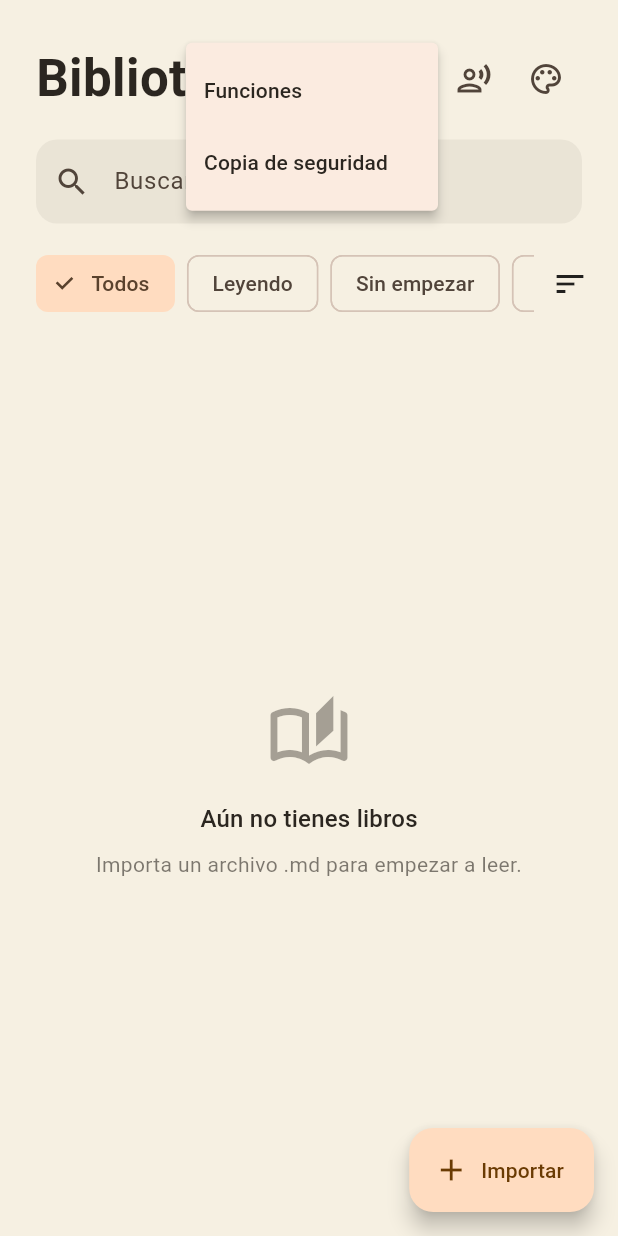
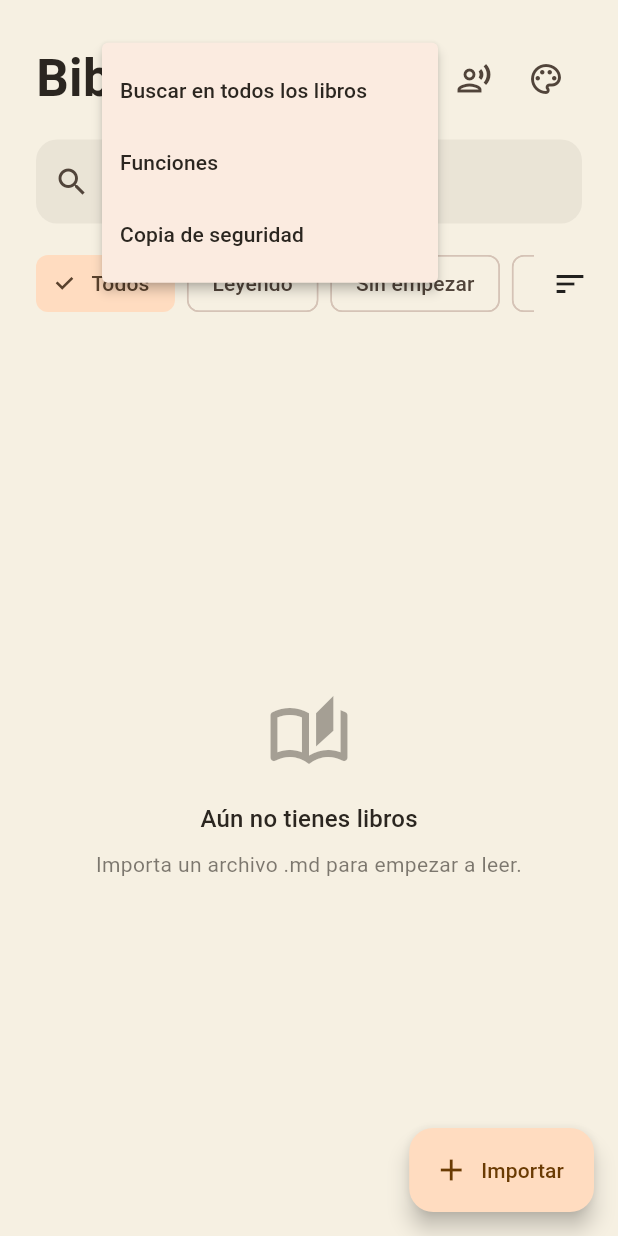
Before and after one commit to YeisenK/Pergamino_Lector_Markdown, a Flutter app: the screen it shows after launch, after a tap on the "more vert" icon, on a phone screen of 412 x 824 dp. Run offline on Flutter 3.47's test engine with Material 3 defaults, Android fonts, the phone set to English and light mode, and no system bars; our stand-ins replace audioplayers, file_picker, flutter_riverpod, flutter_tts, go_router, google_fonts and 4 more; missing offline and left inert: markdown, screen_brightness, sherpa_onnx; Roboto replaces fonts that are missing (Literata); project files that could hold a hidden picture were left out.

Commit message:
Buscar en todos los libros, colecciones, ajustes por libro y abrir en la posición encontrada

```diff
--- a/lib/domain/book.dart
+++ b/lib/domain/book.dart
@@ -9,6 +9,7 @@ class Book {
   final double progress; // 0..1
   final String? coverPath; // portada elegida por el usuario (opcional)
   final bool coverTitle; // mostrar el nombre sobre la portada
+  final String? collection; // colección (carpeta lógica), opcional
 
   const Book({
     required this.id,
@@ -19,6 +20,7 @@ class Book {
     this.progress = 0,
     this.coverPath,
     this.coverTitle = true,
+    this.collection,
   });
 
   Book copyWith({
@@ -28,6 +30,8 @@ class Book {
     String? coverPath,
     bool clearCover = false,
     bool? coverTitle,
+    String? collection,
+    bool clearCollection = false,
   }) =>
       Book(
         id: id,
@@ -38,6 +42,7 @@ class Book {
         progress: progress ?? this.progress,
         coverPath: clearCover ? null : (coverPath ?? this.coverPath),
         coverTitle: coverTitle ?? this.coverTitle,
+        collection: clearCollection ? null : (collection ?? this.collection),
       );
 
   Book withPath(String newPath) => Book(
@@ -49,6 +54,7 @@ class Book {
         progress: progress,
         coverPath: coverPath,
         coverTitle: coverTitle,
+        collection: collection,
       );
 
   Map<String, dynamic> toJson() => {
@@ -60,6 +66,7 @@ class Book {
         'progress': progress,
         'cover': coverPath,
         'coverTitle': coverTitle,
+        'collection': collection,
       };
 
   factory Book.fromJson(Map<String, dynamic> j) => Book(
@@ -73,6 +80,7 @@ class Book {
         progress: (j['progress'] as num?)?.toDouble() ?? 0,
         coverPath: j['cover'] as String?,
         coverTitle: j['coverTitle'] as bool? ?? true,
+        collection: j['collection'] as String?,
       );
 
   static String encodeList(List<Book> books) =>
--- a/lib/domain/library_view.dart
+++ b/lib/domain/library_view.dart
@@ -41,10 +41,12 @@ List<Book> applyLibraryView(
   LibraryFilter filter = LibraryFilter.todos,
   LibrarySort sort = LibrarySort.ultimoLeido,
   String query = '',
+  String? collection,
 }) {
   final q = foldText(query.trim());
   final out = books.where((b) {
     if (q.isNotEmpty && !foldText(b.title).contains(q)) return false;
+    if (collection != null && b.collection != collection) return false;
     return switch (filter) {
       LibraryFilter.todos => true,
       LibraryFilter.leyendo => b.progress > 0 && !isFinished(b),
--- a/lib/features/library/library_page.dart
+++ b/lib/features/library/library_page.dart
@@ -10,6 +10,7 @@ import 'package:google_fonts/google_fonts.dart';
 import '../../data/book_repository.dart';
 import '../../data/features.dart';
 import '../../data/library_prefs.dart';
+import '../../domain/library_search.dart';
 import '../../domain/library_view.dart';
 import '../../data/bookmarks.dart';
 import '../../data/highlights.dart';
@@ -25,6 +26,7 @@ class LibraryPage extends ConsumerStatefulWidget {
 
 class _LibraryPageState extends ConsumerState<LibraryPage> {
   String _query = '';
+  String? _collection;
 
 
   final Set<String> _selected = {};
@@ -124,6 +126,32 @@ class _LibraryPageState extends ConsumerState<LibraryPage> {
     if (mounted) setState(_selected.clear);
   }
 
+  Future<void> _setCollection(Book b) async {
+    final ctrl = TextEditingController(text: b.collection ?? '');
+    final name = await showDialog<String>(
+      context: context,
+      builder: (c) => AlertDialog(
+        title: const Text('Colección'),
+        content: TextField(
+          controller: ctrl,
+          autofocus: true,
+          decoration: const InputDecoration(
+            hintText: 'Nombre (vacío para quitarla)',
+          ),
+          onSubmitted: (v) => Navigator.pop(c, v),
+        ),
+        actions: [
+          TextButton(onPressed: () => Navigator.pop(c), child: const Text('Cancelar')),
+          FilledButton(onPressed: () => Navigator.pop(c, ctrl.text), child: const Text('Guardar')),
+        ],
+      ),
+    );
+    ctrl.dispose();
+    if (name == null) return;
+    await ref.read(booksProvider.notifier).setCollection(b.id, name);
+    if (mounted) setState(_selected.clear);
+  }
+
   Future<void> _pickCover(Book b) async {
     final res = await FilePicker.pickFiles(type: FileType.image);
     final path = res.isEmpty ? null : res.first.path;
@@ -185,6 +213,8 @@ class _LibraryPageState extends ConsumerState<LibraryPage> {
                   await _rename(one);
                 case 'cover':
                   await _pickCover(one);
+                case 'collection':
+                  await _setCollection(one);
                 case 'finish':
                   await ref.read(booksProvider.notifier).setFinished(one.id, one.progress < .98);
                   if (mounted) setState(_selected.clear);
@@ -203,6 +233,7 @@ class _LibraryPageState extends ConsumerState<LibraryPage> {
             itemBuilder: (_) => [
               const PopupMenuItem(value: 'rename', child: Text('Renombrar')),
               const PopupMenuItem(value: 'cover', child: Text('Cambiar portada')),
+              const PopupMenuItem(value: 'collection', child: Text('Mover a colección…')),
               PopupMenuItem(
                 value: 'finish',
                 child: Text(one.progress >= .98 ? 'Marcar como no terminado' : 'Marcar como terminado'),
@@ -277,6 +308,10 @@ class _LibraryPageState extends ConsumerState<LibraryPage> {
                               onSelected: (v) => context.push(v),
                               itemBuilder: (_) => [
                                 const PopupMenuItem(
+                                  value: '/buscar',
+                                  child: Text('Buscar en todos los libros'),
+                                ),
+                                const PopupMenuItem(
                                   value: '/features',
                                   child: Text('Funciones'),
                                 ),
@@ -341,6 +376,9 @@ class _LibraryPageState extends ConsumerState<LibraryPage> {
                   child: _ViewBar(
                     view: ref.watch(libraryViewProvider),
                     onChanged: (v) => ref.read(libraryViewProvider.notifier).update(v),
+                    collections: collectionsOf(all),
+                    collection: _collection,
+                    onCollection: (c) => setState(() => _collection = c),
                   ),
                 ),
               books.when(
@@ -357,6 +395,7 @@ class _LibraryPageState extends ConsumerState<LibraryPage> {
                     filter: filtersOn ? view.filter : LibraryFilter.todos,
                     sort: filtersOn ? view.sort : LibrarySort.ultimoLeido,
                     query: _query,
+                    collection: filtersOn ? _collection : null,
                   );
                   if (list.isEmpty) {
                     return SliverFillRemaining(
@@ -568,9 +607,18 @@ class _BookCard extends StatelessWidget {
 }
 
 class _ViewBar extends StatelessWidget {
-  const _ViewBar({required this.view, required this.onChanged});
+  const _ViewBar({
+    required this.view,
+    required this.onChanged,
+    required this.collections,
+    required this.collection,
+    required this.onCollection,
+  });
   final LibraryView view;
   final ValueChanged<LibraryView> onChanged;
+  final List<String> collections;
+  final String? collection;
+  final ValueChanged<String?> onCollection;
 
   @override
   Widget build(BuildContext context) {
@@ -592,6 +640,17 @@ class _ViewBar extends StatelessWidget {
                         onSelected: (_) => onChanged(view.copyWith(filter: f)),
                       ),
                     ),
+                  if (collections.isNotEmpty)
+                    for (final c in collections)
+                      Padding(
+                        padding: const EdgeInsets.only(right: 8),
+                        child: ChoiceChip(
+                          avatar: const Icon(Icons.folder_outlined, size: 16),
+                          label: Text(c),
+                          selected: collection == c,
+                          onSelected: (on) => onCollection(on ? c : null),
+                        ),
+                      ),
                 ],
               ),
             ),
```
Also changed, not shown: lib/app/router.dart (+6 -1 lines), lib/data/book_repository.dart (+11 -0 lines), lib/data/settings.dart (+36 -0 lines), lib/domain/library_search.dart (added, +54 -0 lines), lib/features/library/library_search_page.dart (added, +118 -0 lines), lib/features/reader/reader_page.dart (+10 -6 lines), lib/features/reader/typography_sheet.dart (+52 -5 lines), 1 other file.
